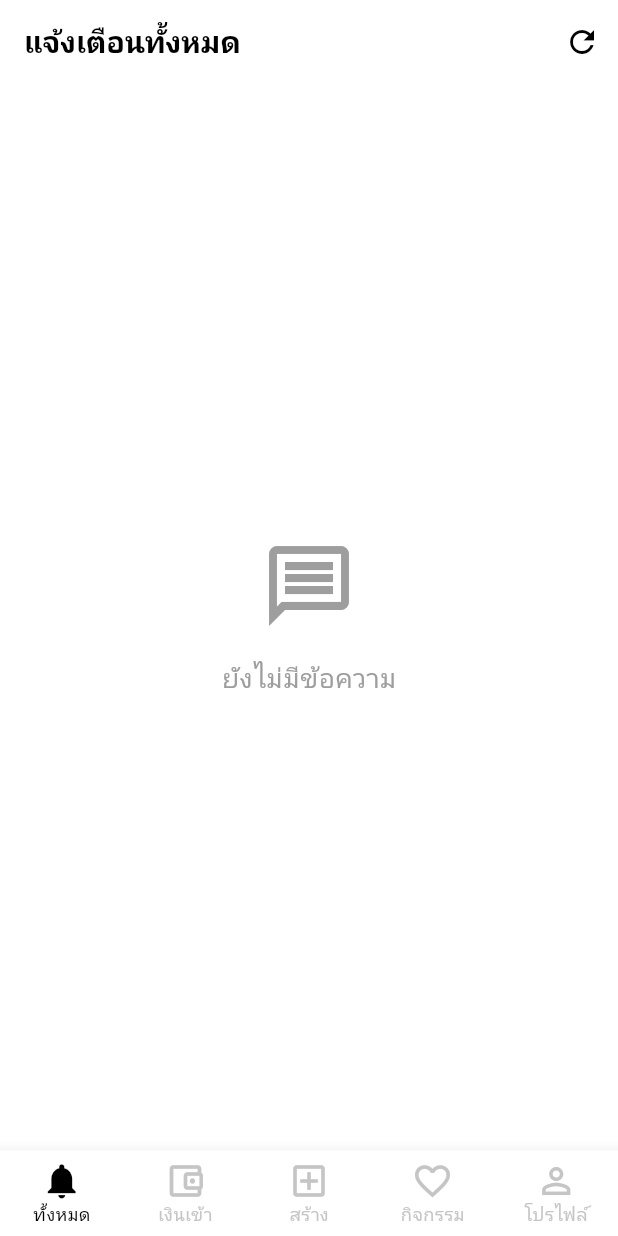
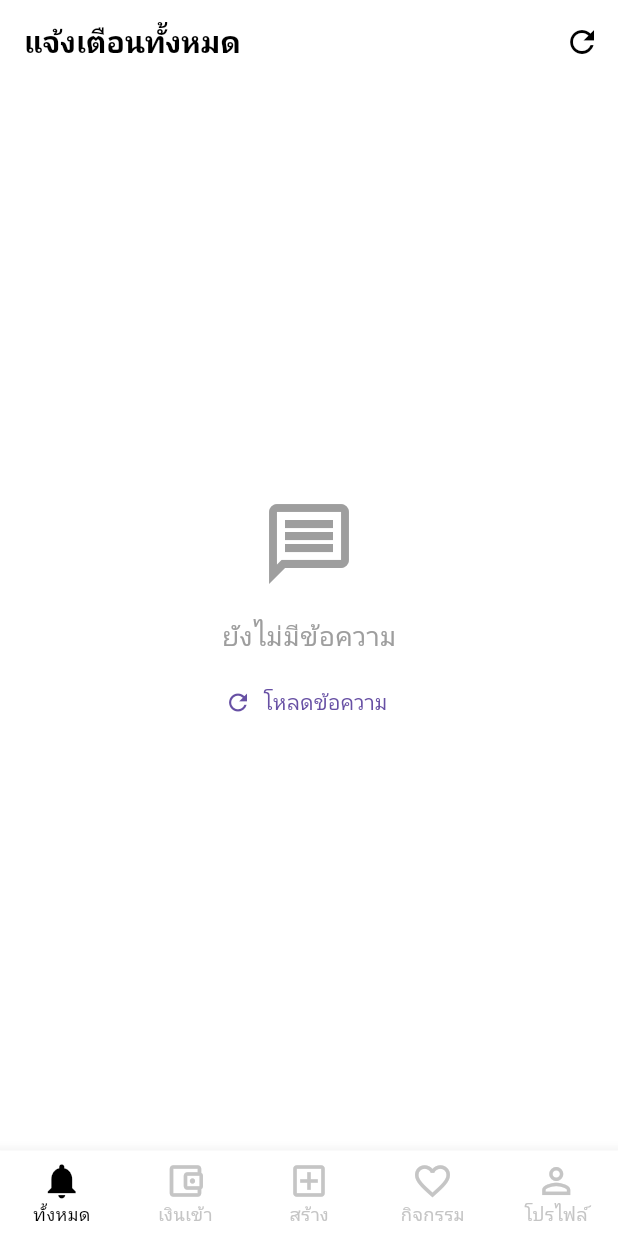
Before and after one commit to basshop/apk, a Flutter app: the screen it shows after launch, after a tap on the "refresh" icon, on a phone screen of 412 x 824 dp. Run offline on Flutter 3.47's test engine with Material 3 defaults, Android fonts, the phone set to English and light mode, and no system bars; our stand-ins replace google_fonts, permission_handler.

Commit message:
force update

```diff
--- a/lib/main.dart
+++ b/lib/main.dart
@@ -1,5 +1,5 @@
 import 'package:flutter/material.dart';
-import 'package:telephony/telephony.dart';
+import 'package:flutter/services.dart';
 import 'package:permission_handler/permission_handler.dart';
 import 'package:google_fonts/google_fonts.dart';
 
@@ -32,6 +32,26 @@ class SMSApp extends StatelessWidget {
   }
 }
 
+class SmsMessage {
+  final String address;
+  final String body;
+  final int date;
+
+  SmsMessage({
+    required this.address,
+    required this.body,
+    required this.date,
+  });
+
+  factory SmsMessage.fromMap(Map<dynamic, dynamic> map) {
+    return SmsMessage(
+      address: map['address'] ?? 'Unknown',
+      body: map['body'] ?? '',
+      date: map['date'] ?? 0,
+    );
+  }
+}
+
 class MainScreen extends StatefulWidget {
   const MainScreen({super.key});
 
@@ -41,23 +61,26 @@ class MainScreen extends StatefulWidget {
 
 class _MainScreenState extends State<MainScreen> {
   int _selectedIndex = 0;
-  final Telephony telephony = Telephony.instance;
   List<SmsMessage> allMessages = [];
   List<SmsMessage> moneyMessages = [];
+
+  static const platform = MethodChannel('com.smsapp/sms');
 
   @override
   void initState() {
     super.initState();
     _requestPermissions();
-    _setupSmsListener();
   }
 
   Future<void> _requestPermissions() async {
-    final status = await Permission.sms.request();
-    if (status.isGranted) {
+    final smsStatus = await Permission.sms.request();
+
+    if (smsStatus.isGranted) {
       _loadMessages();
+    } else if (smsStatus.isPermanentlyDenied) {
+      _showPermissionDialog();
     } else {
-      _showPermissionDialog();
+      _showPermissionDeniedSnackbar();
     }
   }
 
@@ -90,29 +113,43 @@ class _MainScreenState extends State<MainScreen> {
     );
   }
 
-  Future<void> _loadMessages() async {
-    List<SmsMessage> messages = await telephony.getInboxSms(
-      columns: [SmsColumn.ADDRESS, SmsColumn.BODY, SmsColumn.DATE],
-      sortOrder: [OrderBy(SmsColumn.DATE, sort: Sort.DESC)],
+  void _showPermissionDeniedSnackbar() {
+    ScaffoldMessenger.of(context).showSnackBar(
+      SnackBar(
+        content: Text(
+          'กรุณาอนุญาตสิทธิ์ SMS เพื่อใช้งานแอป',
+          style: GoogleFonts.ibmPlexSansThai(),
+        ),
+        action: SnackBarAction(
+          label: 'ตั้งค่า',
+          onPressed: () => _requestPermissions(),
+        ),
+      ),
     );
-
-    setState(() {
-      allMessages = messages;
-      moneyMessages = messages.where((msg) => _isMoneyMessage(msg.body ?? '')).toList();
-    });
   }
 
-  void _setupSmsListener() {
-    telephony.listenIncomingSms(
-      onNewMessage: (SmsMessage message) {
-        setState(() {
-          allMessages.insert(0, message);
-          if (_isMoneyMessage(message.body ?? '')) {
-            moneyMessages.insert(0, message);
-          }
-        });
-      },
-      listenInBackground: false,
+  Future<void> _loadMessages() async {
+    try {
+      final List<dynamic> messages = await platform.invokeMethod('getInboxSms');
+
+      setState(() {
+        allMessages = messages.map((msg) => SmsMessage.fromMap(msg)).toList();
+        moneyMessages = allMessages
+            .where((msg) => _isMoneyMessage(msg.body))
+            .toList();
+      });
+    } on PlatformException catch (e) {
+      debugPrint("Failed to get SMS: ${e.message}");
+      _showErrorSnackbar('ไม่สามารถโหลดข้อความได้: ${e.message}');
+    }
+  }
+
+  void _showErrorSnackbar(String message) {
+    ScaffoldMessenger.of(context).showSnackBar(
+      SnackBar(
+        content: Text(message, style: GoogleFonts.ibmPlexSansThai()),
+        backgroundColor: Colors.red,
+      ),
     );
   }
 
@@ -129,6 +166,8 @@ class _MainScreenState extends State<MainScreen> {
       'transfer',
       'received',
       'บัญชี',
+      'ถอนเงิน',
+      'จ่ายเงิน',
     ];
 
     return moneyKeywords.any((keyword) =>
@@ -148,24 +187,9 @@ class _MainScreenState extends State<MainScreen> {
         children: [
           _buildAllNotifications(),
           _buildMoneyNotifications(),
-          Center(
-            child: Text(
-              'สร้างข้อความใหม่',
-              style: GoogleFonts.ibmPlexSansThai(fontSize: 18),
-            ),
-          ),
-          Center(
-            child: Text(
-              'กิจกรรม',
-              style: GoogleFonts.ibmPlexSansThai(fontSize: 18),
-            ),
-          ),
-          Center(
-            child: Text(
-              'โปรไฟล์',
-              style: GoogleFonts.ibmPlexSansThai(fontSize: 18),
-            ),
-          ),
+          _buildComposePage(),
+          _buildActivityPage(),
+          _buildProfilePage(),
         ],
       ),
       bottomNavigationBar: BottomNavigationBar(
@@ -224,6 +248,7 @@ class _MainScreenState extends State<MainScreen> {
           IconButton(
             icon: const Icon(Icons.refresh),
             onPressed: _loadMessages,
+            tooltip: 'รีเฟรช',
           ),
         ],
       ),
@@ -240,6 +265,12 @@ class _MainScreenState extends State<MainScreen> {
                       fontSize: 18,
                       color: Colors.grey,
                     ),
+                  ),
+                  const SizedBox(height: 8),
+                  TextButton.icon(
+                    onPressed: _loadMessages,
+                    icon: const Icon(Icons.refresh),
+                    label: Text('โหลดข้อความ', style: GoogleFonts.ibmPlexSansThai()),
                   ),
                 ],
               ),
@@ -268,6 +299,7 @@ class _MainScreenState extends State<MainScreen> {
           IconButton(
             icon: const Icon(Icons.refresh),
             onPressed: _loadMessages,
+            tooltip: 'รีเฟรช',
           ),
         ],
       ),
@@ -299,10 +331,78 @@ class _MainScreenState extends State<MainScreen> {
     );
   }
 
+  Widget _buildComposePage() {
+    return Center(
+      child: Column(
+        mainAxisAlignment: MainAxisAlignment.center,
+        children: [
+          const Icon(Icons.edit_outlined, size: 64, color: Colors.grey),
+          const SizedBox(height: 16),
+          Text(
+            'สร้างข้อความใหม่',
+            style: GoogleFonts.ibmPlexSansThai(fontSize: 18),
+          ),
+          const SizedBox(height: 8),
+          Text(
+            'ฟีเจอร์นี้กำลังพัฒนา',
+            style: GoogleFonts.ibmPlexSansThai(fontSize: 14, color: Colors.grey),
+          ),
+        ],
+      ),
+    );
+  }
+
+  Widget _buildActivityPage() {
+    return Center(
+      child: Column(
+        mainAxisAlignment: MainAxisAlignment.center,
+        children: [
+          const Icon(Icons.favorite_outline, size: 64, color: Colors.grey),
+          const SizedBox(height: 16),
+          Text(
+            'กิจกรรม',
+            style: GoogleFonts.ibmPlexSansThai(fontSize: 18),
+          ),
+          const SizedBox(height: 8),
+          Text(
+            'ดูกิจกรรมทั้งหมดของคุณที่นี่',
+            style: GoogleFonts.ibmPlexSansThai(fontSize: 14, color: Colors.grey),
+          ),
+        ],
+      ),
+    );
+  }
+
+  Widget _buildProfilePage() {
+    return Center(
+      child: Column(
+        mainAxisAlignment: MainAxisAlignment.center,
+        children: [
+          const CircleAvatar(
+            radius: 50,
+            backgroundColor: Colors.blue,
+            child: Icon(Icons.person, size: 50, color: Colors.white),
+          ),
+          const SizedBox(height: 16),
+          Text(
+            'โปรไฟล์ของคุณ',
+            style: GoogleFonts.ibmPlexSansThai(
+              fontSize: 20,
+              fontWeight: FontWeight.bold,
+            ),
+          ),
+          const SizedBox(height: 8),
+          Text(
+            'จัดการข้อมูลส่วนตัวของคุณ',
+            style: GoogleFonts.ibmPlexSansThai(fontSize: 14, color: Colors.grey),
+          ),
+        ],
+      ),
+    );
+  }
+
   Widget _buildMessageCard(SmsMessage message, {bool isMoneyMessage = false}) {
-    final date = message.date != null
-        ? DateTime.fromMillisecondsSinceEpoch(message.date!)
-        : DateTime.now();
+    final date = DateTime.fromMillisecondsSinceEpoch(message.date);
 
     return Card(
       margin: const EdgeInsets.symmetric(horizontal: 12, vertical: 6),
@@ -318,7 +418,7 @@ class _MainScreenState extends State<MainScreen> {
           ),
         ),
         title: Text(
-          message.address ?? 'ไม่ทราบผู้ส่ง',
+          message.address,
           style: GoogleFonts.ibmPlexSansThai(fontWeight: FontWeight.bold),
         ),
         subtitle: Column(
@@ -326,7 +426,7 @@ class _MainScreenState extends State<MainScreen> {
           children: [
             const SizedBox(height: 4),
             Text(
-              message.body ?? '',
+              message.body,
               maxLines: 2,
               overflow: TextOverflow.ellipsis,
               style: GoogleFonts.ibmPlexSansThai(),
@@ -372,13 +472,27 @@ class _MainScreenState extends State<MainScreen> {
       context: context,
       builder: (context) => AlertDialog(
         title: Text(
-          message.address ?? 'ไม่ทราบผู้ส่ง',
+          message.address,
           style: GoogleFonts.ibmPlexSansThai(fontWeight: FontWeight.bold),
         ),
         content: SingleChildScrollView(
-          child: Text(
-            message.body ?? '',
-            style: GoogleFonts.ibmPlexSansThai(),
+          child: Column(
+            crossAxisAlignment: CrossAxisAlignment.start,
+            mainAxisSize: MainAxisSize.min,
+            children: [
+              Text(
+                message.body,
+                style: GoogleFonts.ibmPlexSansThai(),
+              ),
+              const SizedBox(height: 16),
+              Text(
+                _formatDate(DateTime.fromMillisecondsSinceEpoch(message.date)),
+                style: GoogleFonts.ibmPlexSansThai(
+                  fontSize: 12,
+                  color: Colors.grey,
+                ),
+              ),
+            ],
           ),
         ),
         actions: [
```
Also changed, not shown: pubspec.yaml (+4 -6 lines), pubspec.lock, 3 other files.
